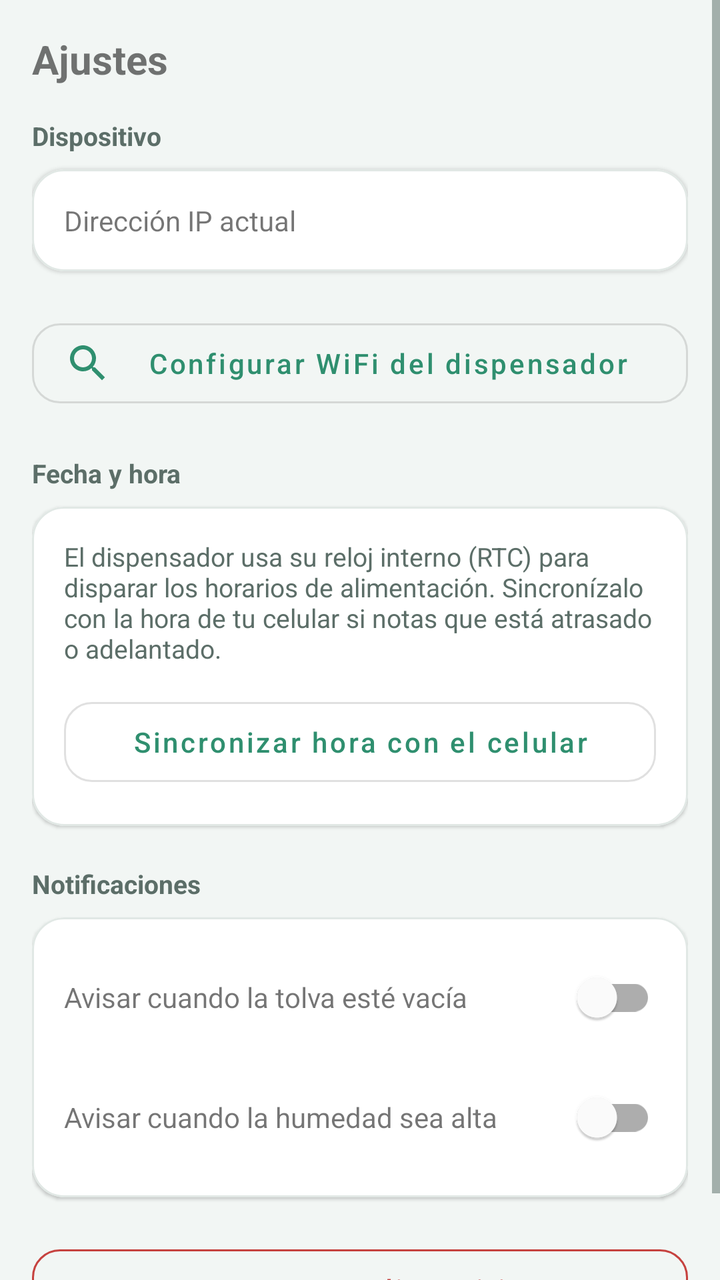
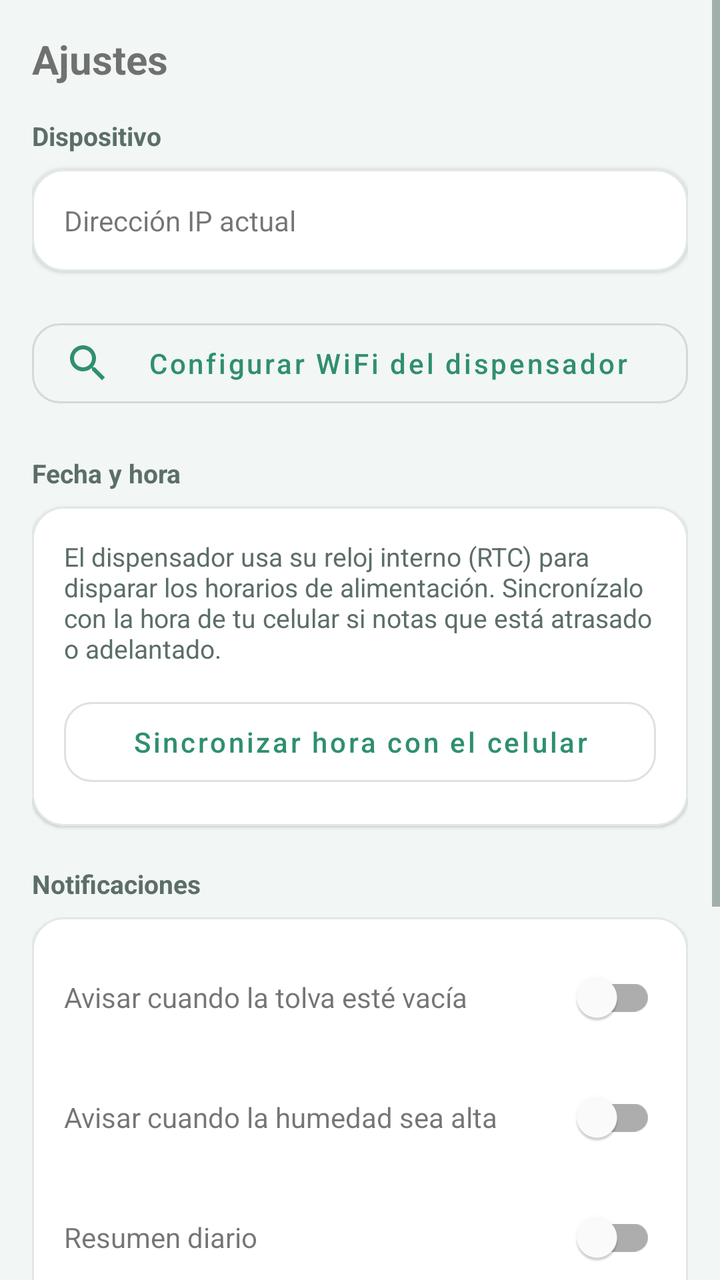

The first picture is an Android layout as it rendered before a commit; the second is the same layout after the commit. The layout source and the unified diff follow.
<!-- AndroidManifest.xml: application theme Theme.FishFeeder -->
<!-- res/layout/fragment_settings.xml -->
<?xml version="1.0" encoding="utf-8"?>
<ScrollView xmlns:android="http://schemas.android.com/apk/res/android"
    xmlns:app="http://schemas.android.com/apk/res-auto"
    android:layout_width="match_parent"
    android:layout_height="match_parent"
    android:background="@color/background_light">

    <LinearLayout
        android:layout_width="match_parent"
        android:layout_height="wrap_content"
        android:orientation="vertical"
        android:padding="16dp">

        <TextView
            android:layout_width="wrap_content"
            android:layout_height="wrap_content"
            android:text="@string/settings_title"
            android:textSize="20sp"
            android:textStyle="bold"
            android:layout_marginBottom="16dp" />

        <TextView
            android:layout_width="wrap_content"
            android:layout_height="wrap_content"
            android:text="@string/settings_device"
            android:textSize="13sp"
            android:textStyle="bold"
            android:textColor="@color/text_secondary_light"
            android:layout_marginBottom="8dp" />

        <com.google.android.material.card.MaterialCardView
            style="@style/CardStyle"
            android:layout_width="match_parent"
            android:layout_height="wrap_content"
            android:layout_marginBottom="20dp">

            <LinearLayout
                android:layout_width="match_parent"
                android:layout_height="wrap_content"
                android:orientation="horizontal"
                android:gravity="center_vertical">

                <TextView
                    android:layout_width="0dp"
                    android:layout_height="wrap_content"
                    android:layout_weight="1"
                    android:text="@string/settings_ip_label"
                    android:textSize="14sp" />

                <TextView
                    android:id="@+id/tvCurrentIp"
                    android:layout_width="wrap_content"
                    android:layout_height="wrap_content"
                    android:textStyle="bold" />
            </LinearLayout>
        </com.google.android.material.card.MaterialCardView>

        <com.google.android.material.button.MaterialButton
            android:id="@+id/btnConfigureWifi"
            style="@style/Widget.MaterialComponents.Button.OutlinedButton"
            android:layout_width="match_parent"
            android:layout_height="52dp"
            android:layout_marginBottom="20dp"
            app:cornerRadius="14dp"
            app:icon="@drawable/ic_search"
            android:text="@string/btn_configure_wifi"
            android:textAllCaps="false" />

        <TextView
            android:layout_width="wrap_content"
            android:layout_height="wrap_content"
            android:text="@string/settings_datetime"
            android:textSize="13sp"
            android:textStyle="bold"
            android:textColor="@color/text_secondary_light"
            android:layout_marginBottom="8dp" />

        <com.google.android.material.card.MaterialCardView
            style="@style/CardStyle"
            android:layout_width="match_parent"
            android:layout_height="wrap_content"
            android:layout_marginBottom="20dp">

            <LinearLayout
                android:layout_width="match_parent"
                android:layout_height="wrap_content"
                android:orientation="vertical">

                <TextView
                    android:layout_width="match_parent"
                    android:layout_height="wrap_content"
                    android:text="@string/settings_datetime_desc"
                    android:textSize="13sp"
                    android:textColor="@color/text_secondary_light"
                    android:layout_marginBottom="12dp" />

                <com.google.android.material.button.MaterialButton
                    android:id="@+id/btnSyncTime"
                    style="@style/Widget.MaterialComponents.Button.OutlinedButton"
                    android:layout_width="match_parent"
                    android:layout_height="52dp"
                    app:cornerRadius="14dp"
                    android:text="@string/btn_sync_time"
                    android:textAllCaps="false" />
            </LinearLayout>
        </com.google.android.material.card.MaterialCardView>

        <TextView
            android:layout_width="wrap_content"
            android:layout_height="wrap_content"
            android:text="@string/settings_notifications"
            android:textSize="13sp"
            android:textStyle="bold"
            android:textColor="@color/text_secondary_light"
            android:layout_marginBottom="8dp" />

        <com.google.android.material.card.MaterialCardView
            style="@style/CardStyle"
            android:layout_width="match_parent"
            android:layout_height="wrap_content"
            android:layout_marginBottom="20dp">

            <LinearLayout
                android:layout_width="match_parent"
                android:layout_height="wrap_content"
                android:orientation="vertical">

                <LinearLayout
                    android:layout_width="match_parent"
                    android:layout_height="wrap_content"
                    android:orientation="horizontal"
                    android:gravity="center_vertical"
                    android:layout_marginBottom="12dp">

                    <TextView
                        android:layout_width="0dp"
                        android:layout_height="wrap_content"
                        android:layout_weight="1"
                        android:text="@string/settings_notify_empty"
                        android:textSize="14sp" />

                    <com.google.android.material.switchmaterial.SwitchMaterial
                        android:id="@+id/switchNotifyEmpty"
                        android:layout_width="wrap_content"
                        android:layout_height="wrap_content" />
                </LinearLayout>

                <LinearLayout
                    android:layout_width="match_parent"
                    android:layout_height="wrap_content"
                    android:orientation="horizontal"
                    android:gravity="center_vertical">

                    <TextView
                        android:layout_width="0dp"
                        android:layout_height="wrap_content"
                        android:layout_weight="1"
                        android:text="@string/settings_notify_humidity"
                        android:textSize="14sp" />

                    <com.google.android.material.switchmaterial.SwitchMaterial
                        android:id="@+id/switchNotifyHumidity"
                        android:layout_width="wrap_content"
                        android:layout_height="wrap_content" />
                </LinearLayout>
            </LinearLayout>
        </com.google.android.material.card.MaterialCardView>

        <com.google.android.material.button.MaterialButton
            android:id="@+id/btnDisconnect"
            style="@style/Widget.MaterialComponents.Button.OutlinedButton"
            android:layout_width="match_parent"
            android:layout_height="52dp"
            app:cornerRadius="14dp"
            app:strokeColor="@color/alert_danger"
            android:textColor="@color/alert_danger"
            android:text="@string/btn_disconnect"
            android:textAllCaps="false" />

        <com.google.android.material.button.MaterialButton
            android:id="@+id/btnConnectDevice"
            android:layout_width="match_parent"
            android:layout_height="52dp"
            app:cornerRadius="14dp"
            android:text="@string/btn_connect_device"
            android:textAllCaps="false"
            android:visibility="gone" />

    </LinearLayout>
</ScrollView>
<!-- resources referenced by this layout -->
<resources>
  <color name="alert_danger">#C6423F</color>
  <color name="background_light">#F2F6F4</color>
  <color name="text_secondary_light">#5C6E68</color>
  <!-- drawable ic_search (drawable) -->
  <vector xmlns:android="http://schemas.android.com/apk/res/android"
      android:width="24dp"
      android:height="24dp"
      android:viewportWidth="24"
      android:viewportHeight="24"
      android:tint="@color/brand_primary">
      <path
          android:fillColor="@android:color/white"
          android:pathData="M15.5,14h-0.79l-0.28,-0.27C15.41,12.59 16,11.11 16,9.5C16,5.91 13.09,3 9.5,3S3,5.91 3,9.5S5.91,16 9.5,16c1.61,0 3.09,-0.59 4.23,-1.57l0.27,0.28v0.79l5,4.99L20.49,19l-4.99,-5zM9.5,14C7.01,14 5,11.99 5,9.5S7.01,5 9.5,5S14,7.01 14,9.5S11.99,14 9.5,14z"/>
  </vector>
  <string name="btn_configure_wifi">Configurar WiFi del dispensador</string>
  <string name="btn_connect_device">Conectar dispensador</string>
  <string name="btn_disconnect">Desconectar dispositivo</string>
  <string name="btn_sync_time">Sincronizar hora con el celular</string>
  <string name="settings_datetime">Fecha y hora</string>
  <string name="settings_datetime_desc">El dispensador usa su reloj interno (RTC) para disparar los horarios de alimentación. Sincronízalo con la hora de tu celular si notas que está atrasado o adelantado.</string>
  <string name="settings_device">Dispositivo</string>
  <string name="settings_ip_label">Dirección IP actual</string>
  <string name="settings_notifications">Notificaciones</string>
  <string name="settings_notify_empty">Avisar cuando la tolva esté vacía</string>
  <string name="settings_notify_humidity">Avisar cuando la humedad sea alta</string>
  <string name="settings_title">Ajustes</string>
  <style name="CardStyle">
          <item name="cardCornerRadius">16dp</item>
          <item name="cardElevation">1dp</item>
          <item name="strokeColor">@color/divider_light</item>
          <item name="strokeWidth">1dp</item>
          <item name="contentPadding">16dp</item>
      </style>
  <style name="Theme.FishFeeder" parent="Theme.MaterialComponents.DayNight.NoActionBar">
          <item name="colorPrimary">@color/brand_primary</item>
          <item name="colorPrimaryDark">@color/brand_primary_dark</item>
          <item name="colorSecondary">@color/brand_secondary</item>
          <item name="colorOnPrimary">@color/surface_light</item>
          <item name="android:statusBarColor">@color/brand_primary_dark</item>
          <item name="android:windowBackground">@color/background_light</item>
          <item name="colorSurface">@color/surface_light</item>
          <item name="android:textColorPrimary">@color/text_primary_light</item>
          <item name="android:textColorSecondary">@color/text_secondary_light</item>
      </style>
  <color name="brand_primary">#2F8F6F</color>
  <color name="divider_light">#E1E8E5</color>
  <color name="brand_primary_dark">#1E6B50</color>
  <color name="brand_secondary">#3B82C4</color>
  <color name="surface_light">#FFFFFF</color>
  <color name="text_primary_light">#1B2B26</color>
</resources>

<!-- the commit's change to res/layout/fragment_settings.xml (unified diff, before → after) -->
@@ -149,7 +149,8 @@
                     android:layout_width="match_parent"
                     android:layout_height="wrap_content"
                     android:orientation="horizontal"
-                    android:gravity="center_vertical">
+                    android:gravity="center_vertical"
+                    android:layout_marginBottom="12dp">
 
                     <TextView
                         android:layout_width="0dp"
@@ -163,6 +164,62 @@
                         android:layout_width="wrap_content"
                         android:layout_height="wrap_content" />
                 </LinearLayout>
+
+                <LinearLayout
+                    android:layout_width="match_parent"
+                    android:layout_height="wrap_content"
+                    android:orientation="horizontal"
+                    android:gravity="center_vertical">
+
+                    <TextView
+                        android:layout_width="0dp"
+                        android:layout_height="wrap_content"
+                        android:layout_weight="1"
+                        android:text="@string/settings_notify_daily_summary"
+                        android:textSize="14sp" />
+
+                    <com.google.android.material.switchmaterial.SwitchMaterial
+                        android:id="@+id/switchNotifyDailySummary"
+                        android:layout_width="wrap_content"
+                        android:layout_height="wrap_content" />
+                </LinearLayout>
+            </LinearLayout>
+        </com.google.android.material.card.MaterialCardView>
+
+        <TextView
+            android:layout_width="wrap_content"
+            android:layout_height="wrap_content"
+            android:text="@string/settings_vacation_mode"
+            android:textSize="13sp"
+            android:textStyle="bold"
+            android:textColor="@color/text_secondary_light"
+            android:layout_marginBottom="8dp" />
+
+        <com.google.android.material.card.MaterialCardView
+            style="@style/CardStyle"
+            android:layout_width="match_parent"
+            android:layout_height="wrap_content"
+            android:layout_marginBottom="20dp">
+
+            <LinearLayout
+                android:layout_width="match_parent"
+                android:layout_height="wrap_content"
+                android:orientation="horizontal"
+                android:gravity="center_vertical">
+
+                <TextView
+                    android:layout_width="0dp"
+                    android:layout_height="wrap_content"
+                    android:layout_weight="1"
+                    android:text="@string/settings_vacation_mode_desc"
+                    android:textSize="13sp"
+                    android:textColor="@color/text_secondary_light" />
+
+                <com.google.android.material.switchmaterial.SwitchMaterial
+                    android:id="@+id/switchVacationMode"
+                    android:layout_width="wrap_content"
+                    android:layout_height="wrap_content"
+                    android:layout_marginStart="12dp" />
             </LinearLayout>
         </com.google.android.material.card.MaterialCardView>
 
<!-- resource entries referenced after the edit -->
@@ -23,9 +23,12 @@
   <string name="settings_device">Dispositivo</string>
   <string name="settings_ip_label">Dirección IP actual</string>
   <string name="settings_notifications">Notificaciones</string>
+  <string name="settings_notify_daily_summary">Resumen diario</string>
   <string name="settings_notify_empty">Avisar cuando la tolva esté vacía</string>
   <string name="settings_notify_humidity">Avisar cuando la humedad sea alta</string>
   <string name="settings_title">Ajustes</string>
+  <string name="settings_vacation_mode">Modo vacaciones</string>
+  <string name="settings_vacation_mode_desc">Pausa todos los horarios de alimentación sin borrarlos. Útil si alguien más cuida los peces o si necesitas detener la alimentación automática temporalmente.</string>
   <style name="CardStyle">
           <item name="cardCornerRadius">16dp</item>
           <item name="cardElevation">1dp</item>
